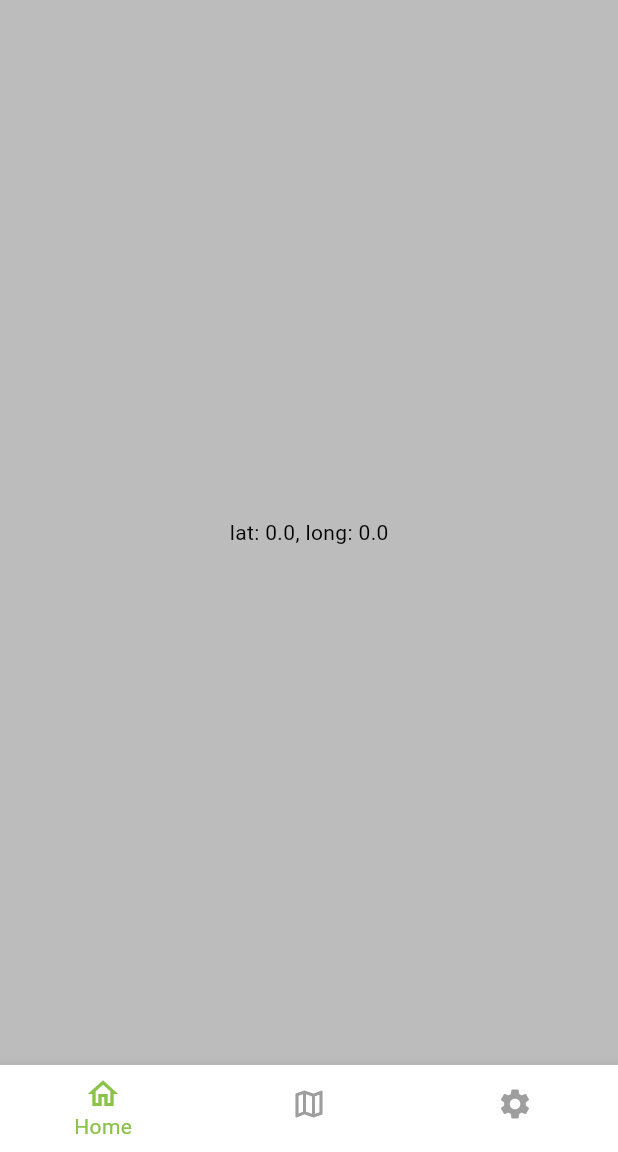
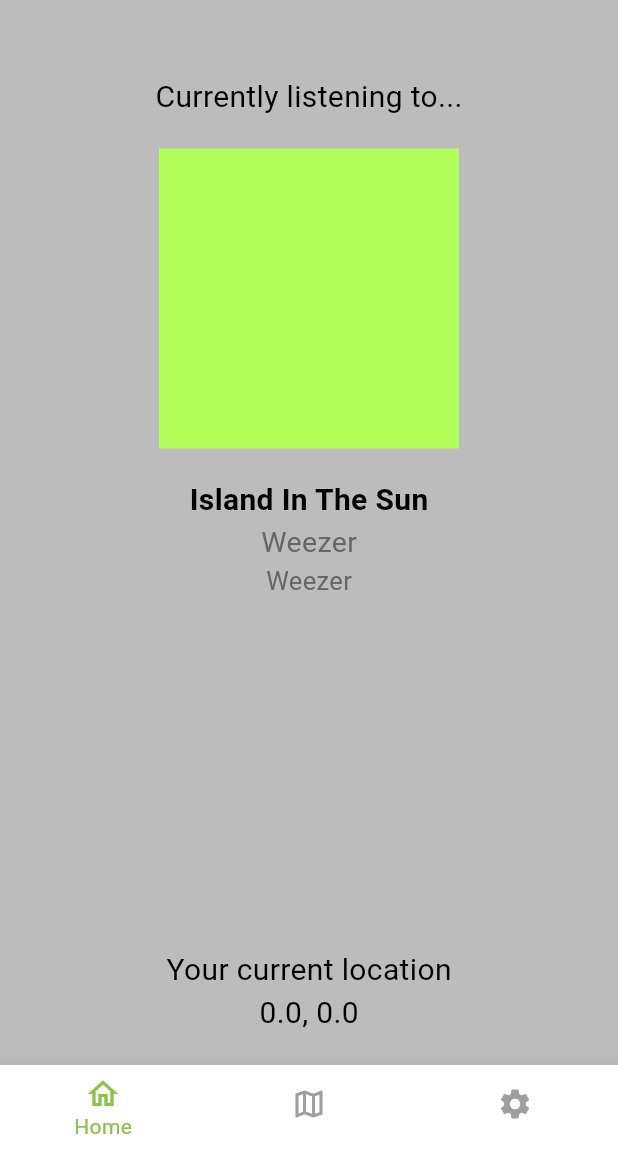
Before and after one commit to Kaiirros/Can-of-Beans, a Flutter app: the screen it shows after launch, on a phone screen of 412 x 824 dp, the part 84-1236 px from its top. Run offline on Flutter 3.47's test engine with Material 3 defaults, Android fonts, the phone set to English and light mode, and no system bars; our stand-ins replace cached_network_image, geolocator; missing offline and left inert: baseflow_plugin_template, latlng, map; key blocks and very long unbroken strings in the code were emptied for the run.

Commit message:
Changes made to make it look pretty

```diff
--- a/lib/src/components/bottom_navbar.dart
+++ b/lib/src/components/bottom_navbar.dart
@@ -89,7 +89,7 @@ class NavigationExampleState extends State<NavigationExample> {
       backgroundColor: (darkMode ?  Colors.black : Colors.white),
       appBar: AppBar(
         backgroundColor: (darkMode ?  Colors.black : Colors.white),
-        title: darkMode ? const Text('Spotify Maps', style: TextStyle(color: Colors.white)) : const Text('Spotify Maps', style: TextStyle(color: Colors.black)),
+        title: darkMode ? const Text('sMaps', style: TextStyle(color: Colors.white)) : const Text('Spotify Maps', style: TextStyle(color: Colors.black)),
       ),
       body: PageView(
         controller: _pageController,
--- a/lib/src/pages/home_page.dart
+++ b/lib/src/pages/home_page.dart
@@ -42,7 +42,26 @@ void setTheme(bool theme){
     return Scaffold(
       backgroundColor: darkTheme? const Color.fromARGB(255, 36, 36, 36) : const Color.fromARGB(255, 188, 188, 188),
       body: Center(
-          child: darkTheme? Text("lat: $lat, long: $long", style: const TextStyle( color: Colors.white)) : Text("lat: $lat, long: $long", style: const TextStyle( color: Colors.black)),
+        child: Padding(
+          padding: const EdgeInsets.only(top: 50, bottom: 20),
+          child: Column(
+          mainAxisSize: MainAxisSize.max,
+          children: <Widget> [
+            darkTheme? const Text("Currently listening to...", style: TextStyle( color: Colors.white, fontSize: 20)) : const Text("Currently listening to...", style: TextStyle( color: Colors.black, fontSize: 20)) ,
+            Padding( padding: const EdgeInsets.only(top: 20, bottom: 20), child: Container(width: 200, height: 200, color: Colors.lightGreenAccent)),
+            darkTheme? const Text("Island In The Sun", style: TextStyle( color: Colors.white, fontSize: 20, fontWeight: FontWeight.bold)) : const Text("Island In The Sun", style: TextStyle( color: Colors.black, fontSize: 20, fontWeight: FontWeight.bold)),
+            darkTheme? const Text("Weezer", style: TextStyle( color: Colors.grey, fontSize: 19, )) : const Text("Weezer", style: TextStyle( color: Color.fromARGB(255, 102, 102, 102), fontSize: 19, )),
+            darkTheme? const Text("Weezer", style: TextStyle( color: Colors.grey, fontSize: 17, )) : const Text("Weezer", style: TextStyle( color: Color.fromARGB(255, 102, 102, 102), fontSize: 17, )),
+            const Spacer(),
+            Column(
+                children: <Widget>[
+                  darkTheme? const Text("Your current location", style: TextStyle( color: Colors.white, fontSize: 20)) : const Text("Your current location", style: TextStyle( color: Colors.black, fontSize: 20)) ,
+                  darkTheme? Text("$lat, $long", style: const TextStyle( color: Colors.white, fontSize: 20)) : Text("$lat, $long", style: const TextStyle( color: Colors.black, fontSize: 20)),
+              ],
+            ),
+        ],
+        ),
+        ),
         ),
       );
   }
```
Also changed, not shown: assets/data/music.json (+40 -2 lines), lib/src/pages/map_page.dart (+12 -6 lines).
